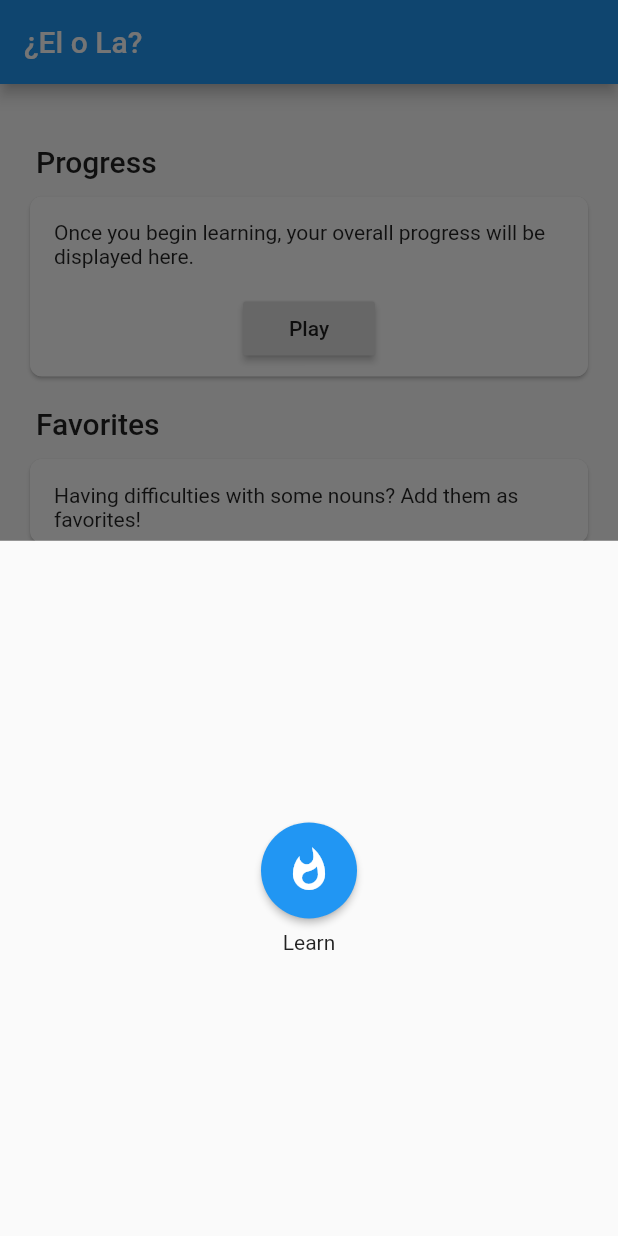
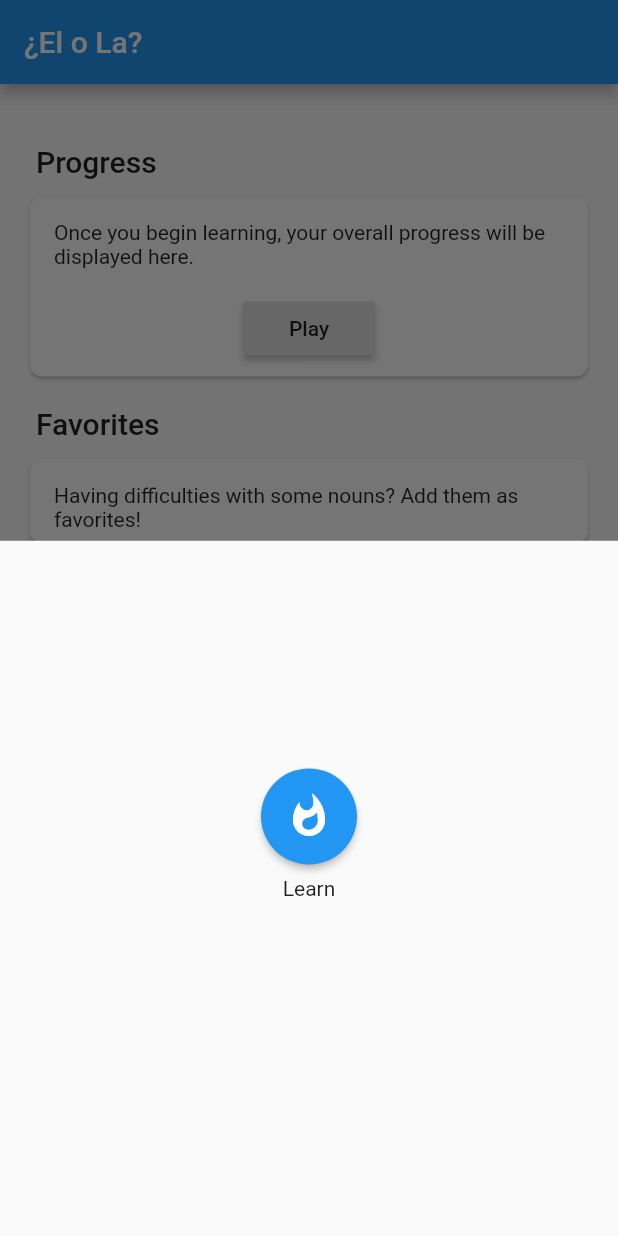
Before and after one commit to defuncart/elola, a Flutter app: the screen it shows after launch, after a tap on the "play arrow" icon, on a phone screen of 412 x 824 dp. Run offline on Flutter 3.47's test engine with Material 2 defaults, Android fonts, the phone set to English and light mode, and no system bars; our stand-ins replace auto_size_text, flutter_html, flutter_mobx, flutter_tts, hive, mobx and 1 more; missing offline and left inert: emojis, flutter_emoji, grouped_buttons; accounts and stored records are empty; generated files the repository leaves out were written again; statements that could not run were skipped.

Commit message:
Update ui.

```diff
--- a/lib/widgets/home_screen/game_settings_bottom_sheet.dart
+++ b/lib/widgets/home_screen/game_settings_bottom_sheet.dart
@@ -22,9 +22,9 @@ class GameSettingsBottomSheet extends StatelessWidget {
 
     return SafeArea(
       child: Column(
-        mainAxisAlignment: MainAxisAlignment.center,
+        mainAxisAlignment: MainAxisAlignment.spaceEvenly,
         children: <Widget>[
-          Container(height: 16),
+          Container(height: 8),
           _GameButton(
             onPressed: () => _startGame(context, store: store, gameMode: GameMode.learn),
             color: Theme.of(context).accentColor,
@@ -32,7 +32,6 @@ class GameSettingsBottomSheet extends StatelessWidget {
             iconColor: Theme.of(context).bottomAppBarColor,
             label: AppLocalizations.gameSettingsBottomSheetLearnLabel,
           ),
-          Container(height: 16),
           Row(
             mainAxisAlignment: MainAxisAlignment.spaceEvenly,
             children: <Widget>[
@@ -54,6 +53,7 @@ class GameSettingsBottomSheet extends StatelessWidget {
                 ),
             ],
           ),
+          Container(height: 8),
         ],
       ),
     );
```
